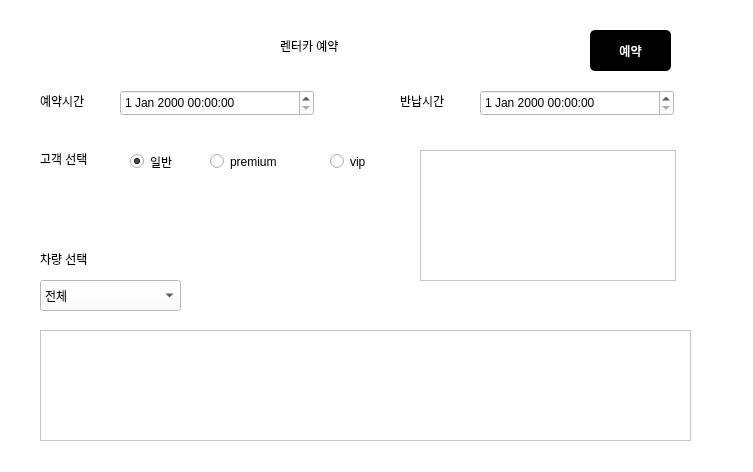
First picture: the form in server/reserv_add.ui, repository rentacar-4team/rentacar, before the edit.
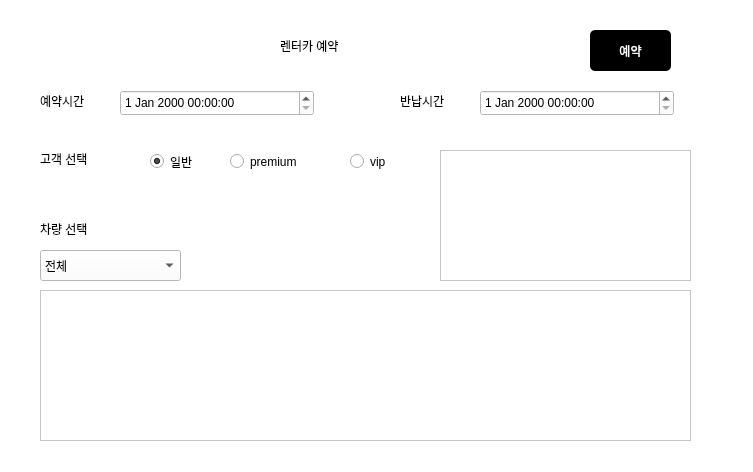
Second picture: the form after the edit.

What changed in the file:
```diff
--- a/server/reserv_add.ui
+++ b/server/reserv_add.ui
@@ -36,9 +36,9 @@
    <property name="geometry">
     <rect>
      <x>40</x>
-     <y>330</y>
+     <y>290</y>
      <width>651</width>
-     <height>111</height>
+     <height>151</height>
     </rect>
    </property>
   </widget>
@@ -46,7 +46,7 @@
    <property name="geometry">
     <rect>
      <x>40</x>
-     <y>280</y>
+     <y>250</y>
      <width>141</width>
      <height>31</height>
     </rect>
@@ -158,7 +158,7 @@
    <property name="geometry">
     <rect>
      <x>40</x>
-     <y>250</y>
+     <y>220</y>
      <width>67</width>
      <height>17</height>
     </rect>
@@ -170,7 +170,7 @@
   <widget class="QRadioButton" name="common_btn">
    <property name="geometry">
     <rect>
-     <x>130</x>
+     <x>150</x>
      <y>150</y>
      <width>112</width>
      <height>23</height>
@@ -186,7 +186,7 @@
   <widget class="QRadioButton" name="premium_btn">
    <property name="geometry">
     <rect>
-     <x>210</x>
+     <x>230</x>
      <y>150</y>
      <width>112</width>
      <height>23</height>
@@ -199,7 +199,7 @@
   <widget class="QRadioButton" name="vip_btn">
    <property name="geometry">
     <rect>
-     <x>330</x>
+     <x>350</x>
      <y>150</y>
      <width>112</width>
      <height>23</height>
@@ -212,9 +212,9 @@
   <widget class="QTableWidget" name="usertable">
    <property name="geometry">
     <rect>
-     <x>420</x>
+     <x>440</x>
      <y>150</y>
-     <width>256</width>
+     <width>251</width>
      <height>131</height>
     </rect>
    </property>
```
